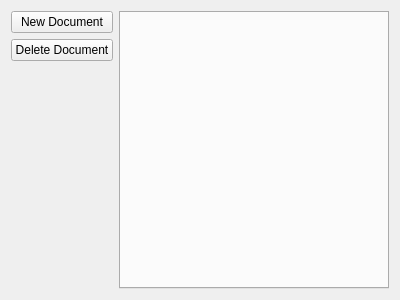
First picture: the form in documenteditorview.ui, repository JoseCM/TraceabilityMatrix, before the edit.
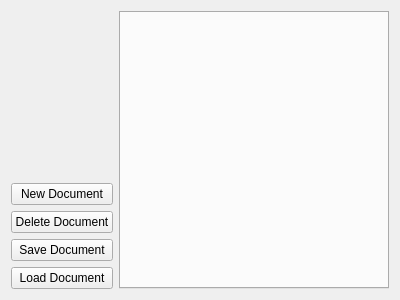
Second picture: the form after the edit.

```diff
--- a/documenteditorview.ui
+++ b/documenteditorview.ui
@@ -16,20 +16,6 @@
   <layout class="QHBoxLayout" name="horizontalLayout">
    <item>
     <layout class="QVBoxLayout" name="verticalLayout">
-     <item>
-      <widget class="QPushButton" name="addDocButton">
-       <property name="text">
-        <string>New Document</string>
-       </property>
-      </widget>
-     </item>
-     <item>
-      <widget class="QPushButton" name="deleteButton">
-       <property name="text">
-        <string>Delete Document</string>
-       </property>
-      </widget>
-     </item>
      <item>
       <spacer name="verticalSpacer">
        <property name="orientation">
@@ -43,6 +29,34 @@
        </property>
       </spacer>
      </item>
+     <item>
+      <widget class="QPushButton" name="addDocButton">
+       <property name="text">
+        <string>New Document</string>
+       </property>
+      </widget>
+     </item>
+     <item>
+      <widget class="QPushButton" name="deleteButton">
+       <property name="text">
+        <string>Delete Document</string>
+       </property>
+      </widget>
+     </item>
+     <item>
+      <widget class="QPushButton" name="saveButton">
+       <property name="text">
+        <string>Save Document</string>
+       </property>
+      </widget>
+     </item>
+     <item>
+      <widget class="QPushButton" name="loadDocButton">
+       <property name="text">
+        <string>Load Document</string>
+       </property>
+      </widget>
+     </item>
     </layout>
    </item>
    <item>
```
